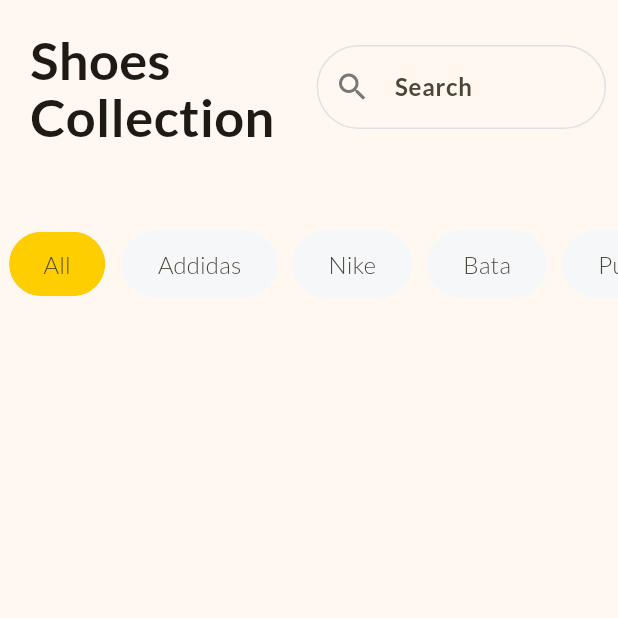
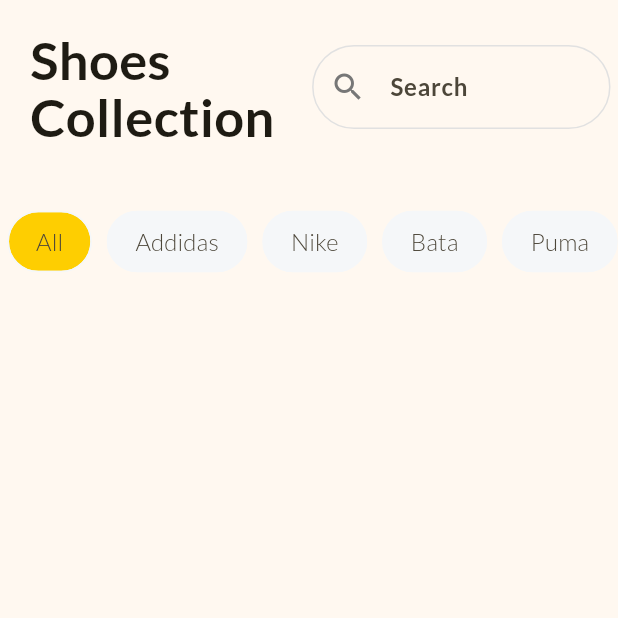
Before and after one commit to psalmistcom/shopping_mobile_app_with_cart, a Flutter app: the screen it shows after launch, on a phone screen of 412 x 824 dp, the top half of it. Run offline on Flutter 3.47's test engine with Material 3 defaults, Android fonts, the phone set to English and light mode, and no system bars.

Commit message:
[quick fix]

```diff
--- a/lib/home_page.dart
+++ b/lib/home_page.dart
@@ -1,4 +1,5 @@
 import 'package:flutter/material.dart';
+// import 'package:shop_app/global_variables.dart';
 
 class HomePage extends StatefulWidget {
   const HomePage({super.key});
@@ -46,7 +47,7 @@ class _HomePageState extends State<HomePage> {
                 ),
                 Expanded(
                   child: Padding(
-                    padding: EdgeInsets.all(8.0),
+                    padding: EdgeInsets.all(5.0),
                     child: TextField(
                       decoration: InputDecoration(
                         hintText: "Search",
@@ -61,7 +62,7 @@ class _HomePageState extends State<HomePage> {
               ],
             ),
             SizedBox(
-              height: 120,
+              height: 90,
               child: ListView.builder(
                 scrollDirection: Axis.horizontal,
                 itemCount: filters.length,
@@ -88,8 +89,8 @@ class _HomePageState extends State<HomePage> {
                         label: Text(filter),
                         labelStyle: const TextStyle(fontSize: 16),
                         padding: const EdgeInsets.symmetric(
-                          horizontal: 15.0,
-                          vertical: 10.0,
+                          horizontal: 10.0,
+                          vertical: 8.0,
                         ),
                       ),
                     ),
@@ -97,6 +98,10 @@ class _HomePageState extends State<HomePage> {
                 },
               ),
             ),
+            // ListView.builder(
+            //   itemCount: products.length,
+            //   itemBuilder: (context, index) {},
+            // )
           ],
         ),
       ),
```
